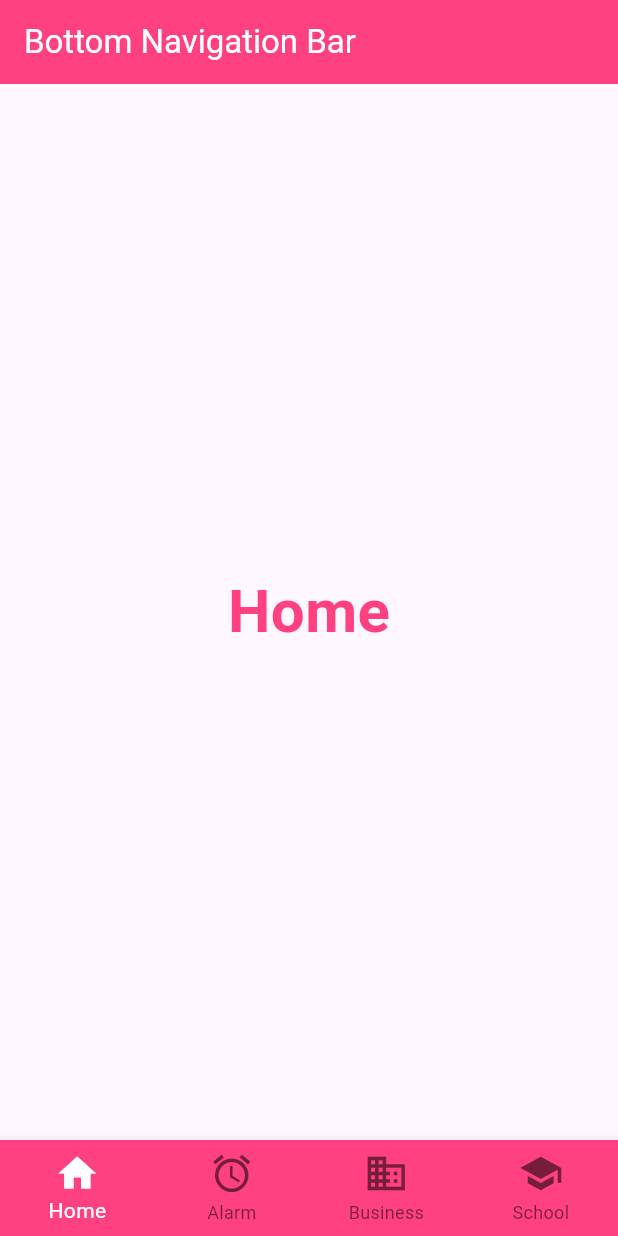
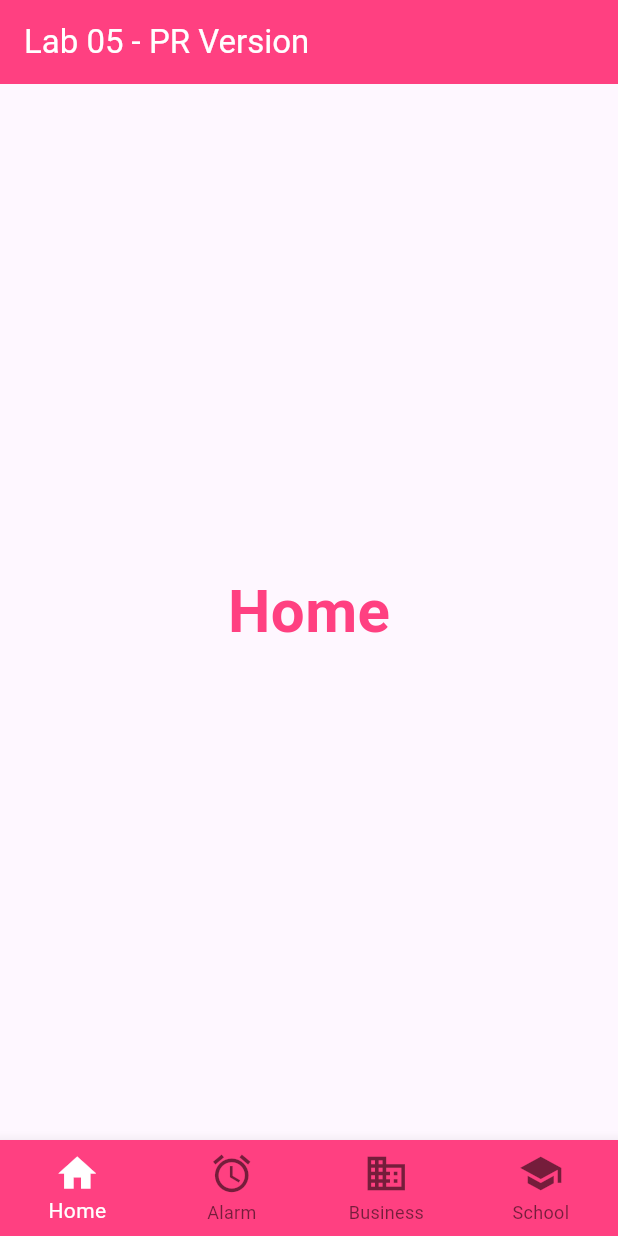
Before and after one commit to VonaraRi/TMA3084_G02_106148_Lab05_Lesson07, a Flutter app: the screen it shows after launch, on a phone screen of 412 x 824 dp. Run offline on Flutter 3.47's test engine with Material 3 defaults, Android fonts, the phone set to English and light mode, and no system bars.

Commit message:
Update AppBar title in lab-c-review branch

```diff
--- a/bottom_navigator_bar_lab/lib/main.dart
+++ b/bottom_navigator_bar_lab/lib/main.dart
@@ -29,7 +29,7 @@ class _BottomNavLabState extends State<BottomNavLab> {
     return MaterialApp(
       home: Scaffold(
         appBar: AppBar(
-          title: const Text('Bottom Navigation Bar'),
+          title: const Text('Lab 05 - PR Version'),
           backgroundColor: Colors.pinkAccent,
           foregroundColor: Colors.white,
         ),
```
